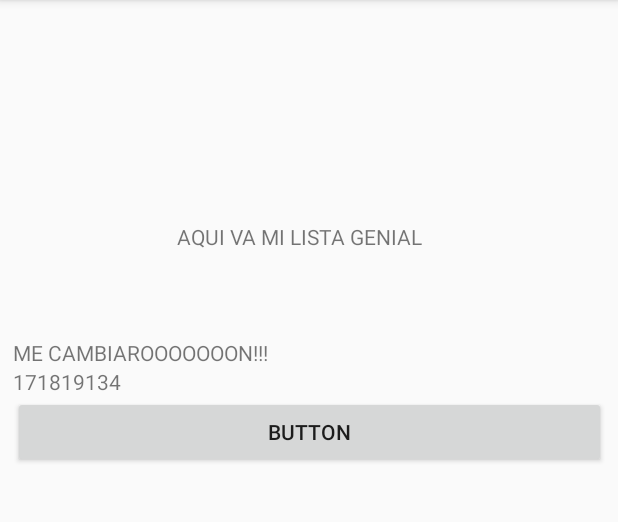
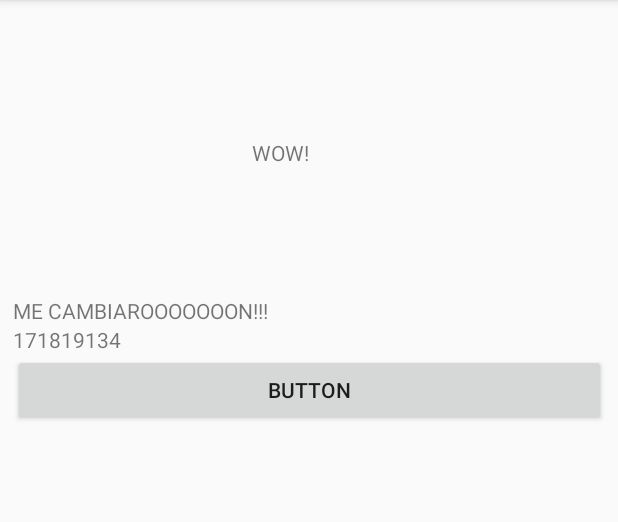
Before and after one commit to 2019-a-gr2-moviles/mov-eguez-sarzosa-vicente-adrian, an Android app: the ReciclerViewActivity screen opened directly, with no data from a screen before it, after a tap on "BUTTON", on a phone screen of 412 x 824 dp, the part 84-606 px from its top. Run offline under Robolectric (Android 15) with nearby library versions, the phone set to English and light mode, and no system bars.

Commit message:
recycler view

```diff
--- a/03-Android/app/src/main/java/com/example/myapplication/AdaptadorPersona.kt
+++ b/03-Android/app/src/main/java/com/example/myapplication/AdaptadorPersona.kt
@@ -38,6 +38,7 @@ class AdaptadorPersona(
 
             accionBoton.setOnClickListener {
                 nombreTextView.text = "ME CAMBIAROOOOOOON!!! "
+                contexto.cambiarNombreTextView("WOW!")
             }
         }
 
--- a/03-Android/app/src/main/java/com/example/myapplication/ReciclerViewActivity.kt
+++ b/03-Android/app/src/main/java/com/example/myapplication/ReciclerViewActivity.kt
@@ -16,13 +16,15 @@ class ReciclerViewActivity : AppCompatActivity() {
         val recycler_view = rv_personas
         val actividad = this
 
-        lista.add(Persona("Adrian","171819134"))
-        lista.add(Persona("Vicente","0192839495"))
-        lista.add(Persona("Adrian","2003938182"))
+        lista.add(Persona("Adrian", "171819134"))
+        lista.add(Persona("Vicente", "0192839495"))
+        lista.add(Persona("Adrian", "2003938182"))
 
-        val adaptadorPersona = AdaptadorPersona(lista,
+        val adaptadorPersona = AdaptadorPersona(
+            lista,
             actividad,
-            recycler_view)
+            recycler_view
+        )
 
         rv_personas.adapter = adaptadorPersona
         rv_personas.itemAnimator = DefaultItemAnimator()
@@ -33,4 +35,7 @@ class ReciclerViewActivity : AppCompatActivity() {
 
     }
 
+    fun cambiarNombreTextView(texto: String) {
+        txv_titulo_rv.text = texto
+    }
 }
--- a/03-Android/app/src/main/res/layout/activity_recicler_view.xml
+++ b/03-Android/app/src/main/res/layout/activity_recicler_view.xml
@@ -11,15 +11,15 @@
             android:text="AQUI VA MI LISTA GENIAL"
             android:layout_width="wrap_content"
             android:layout_height="wrap_content"
-            android:id="@+id/textView2" android:layout_marginTop="148dp"
+            android:id="@+id/txv_titulo_rv" android:layout_marginTop="92dp"
             app:layout_constraintTop_toTopOf="parent" app:layout_constraintStart_toStartOf="parent"
             android:layout_marginLeft="8dp" android:layout_marginStart="8dp" app:layout_constraintEnd_toEndOf="parent"
             android:layout_marginEnd="8dp" android:layout_marginRight="8dp"
-            app:layout_constraintHorizontal_bias="0.473"/>
+            app:layout_constraintHorizontal_bias="0.447"/>
     <android.support.v7.widget.RecyclerView
             android:layout_width="395dp"
             android:layout_height="485dp" android:layout_marginTop="8dp"
-            app:layout_constraintTop_toBottomOf="@+id/textView2" app:layout_constraintEnd_toEndOf="parent"
+            app:layout_constraintTop_toBottomOf="@+id/txv_titulo_rv" app:layout_constraintEnd_toEndOf="parent"
             android:layout_marginEnd="8dp" android:layout_marginRight="8dp"
             app:layout_constraintStart_toStartOf="parent" android:layout_marginLeft="8dp"
             android:layout_marginStart="8dp" android:layout_marginBottom="8dp"
```
